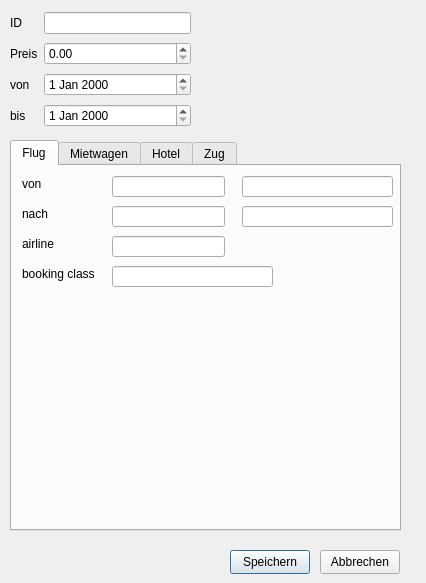
The window that buchungsdetails.ui (pchiu02/pg2Praktikum_Malcherek) describes before a commit, drawn with Qt 5.
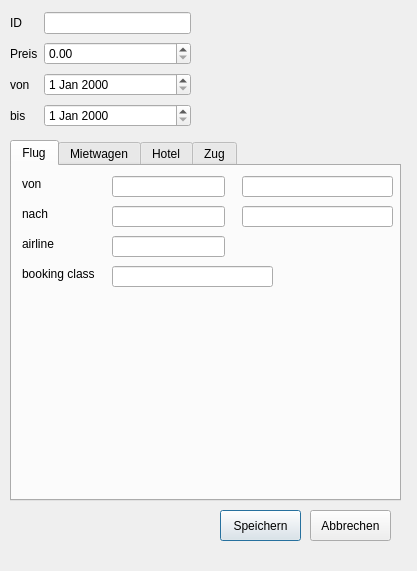
The same window after the commit. The open tabs and pages were chosen to show the change. Icons and pictures are not drawn.

Diff of the .ui file:
```diff
--- a/buchungsdetails.ui
+++ b/buchungsdetails.ui
@@ -6,8 +6,8 @@
    <rect>
     <x>0</x>
     <y>0</y>
-    <width>426</width>
-    <height>583</height>
+    <width>417</width>
+    <height>571</height>
    </rect>
   </property>
   <property name="windowTitle">
@@ -71,7 +71,7 @@
      <x>10</x>
      <y>140</y>
      <width>391</width>
-     <height>391</height>
+     <height>361</height>
     </rect>
    </property>
    <property name="currentIndex">
@@ -528,10 +528,10 @@
   <widget class="QPushButton" name="speichern">
    <property name="geometry">
     <rect>
-     <x>230</x>
-     <y>550</y>
-     <width>80</width>
-     <height>24</height>
+     <x>220</x>
+     <y>510</y>
+     <width>81</width>
+     <height>31</height>
     </rect>
    </property>
    <property name="text">
@@ -541,10 +541,10 @@
   <widget class="QPushButton" name="abbrechen">
    <property name="geometry">
     <rect>
-     <x>320</x>
-     <y>550</y>
-     <width>80</width>
-     <height>24</height>
+     <x>310</x>
+     <y>510</y>
+     <width>81</width>
+     <height>31</height>
     </rect>
    </property>
    <property name="text">
```
Left out of the diff: 2 changed lines with no effect on the pictures.
